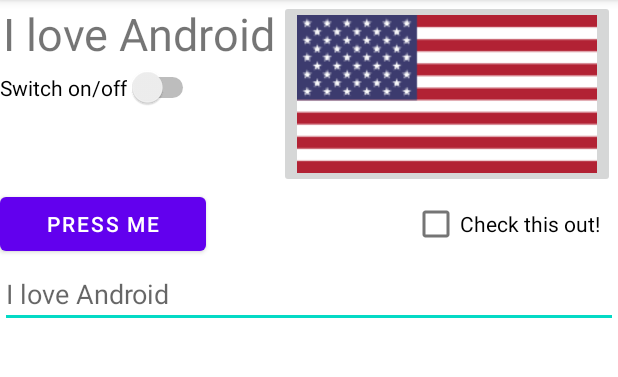
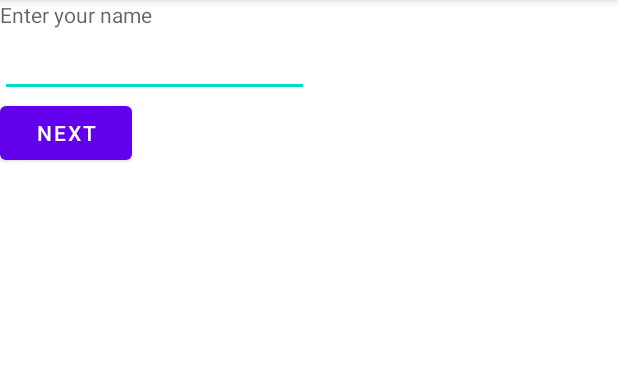
Before and after one commit to MariaSenina/AndroidLabs, an Android app: the screen it shows after launch (MainActivity), on a phone screen of 412 x 824 dp, the part 84-461 px from its top. Run offline under Robolectric (Android 15) with nearby library versions, the phone set to English and light mode, and no system bars.

Commit message:
Set up new project + Set layouts for activities

```diff
--- a/app/src/main/AndroidManifest.xml
+++ b/app/src/main/AndroidManifest.xml
@@ -14,10 +14,10 @@
             android:exported="true">
             <intent-filter>
                 <action android:name="android.intent.action.MAIN" />
-
                 <category android:name="android.intent.category.LAUNCHER" />
             </intent-filter>
         </activity>
+        <activity android:name=".NameActivity" />
     </application>
 
 </manifest>
--- a/app/src/main/java/com/example/androidlabs/MainActivity.java
+++ b/app/src/main/java/com/example/androidlabs/MainActivity.java
@@ -2,45 +2,38 @@ package com.example.androidlabs;
 
 import androidx.appcompat.app.AppCompatActivity;
 
-import android.content.DialogInterface;
 import android.os.Bundle;
-import android.util.Log;
-import android.view.View;
-import android.widget.Button;
-import android.widget.CheckBox;
-import android.widget.CompoundButton;
-import android.widget.EditText;
-import android.widget.RadioGroup;
-import android.widget.TextView;
-import android.widget.Toast;
-
-import com.google.android.material.snackbar.Snackbar;
 
 public class MainActivity extends AppCompatActivity {
 
     @Override
     protected void onCreate(Bundle savedInstanceState) {
         super.onCreate(savedInstanceState);
-        setContentView(R.layout.activity_main_constraint);
+        setContentView(R.layout.activity_main);
+    }
 
-        Button btn = findViewById(R.id.press_me_button);
-        EditText edit = findViewById(R.id.edit_text);
-        TextView text = findViewById(R.id.text1);
+    @Override
+    protected void onStart() {
+        super.onStart();
+    }
 
-        btn.setOnClickListener( click -> {
-            text.setText( edit.getText().toString() );
-            Toast.makeText(MainActivity.this, getResources().getString(R.string.toast_message) , Toast.LENGTH_SHORT).show();
-            } );
+    @Override
+    protected void onPause() {
+        super.onPause();
+    }
 
-        CheckBox checkBox = findViewById(R.id.checkbox1);
+    @Override
+    protected void onResume() {
+        super.onResume();
+    }
 
-        checkBox.setOnCheckedChangeListener( (cb, isChecked) -> {
-            String message = getResources().getString(R.string.snackbar_message)
-                    + (isChecked ? getResources().getString(R.string.on) : getResources().getString(R.string.off));
-            Snackbar
-                    .make(checkBox, message, Snackbar.LENGTH_LONG)
-                    .setAction( getResources().getString(R.string.undo), click -> cb.setChecked(!isChecked) )
-                    .show();
-        });
+    @Override
+    protected void onStop() {
+        super.onStop();
+    }
+
+    @Override
+    protected void onDestroy() {
+        super.onDestroy();
     }
 }
--- a/app/src/main/res/layout/activity_main.xml
+++ b/app/src/main/res/layout/activity_main.xml
@@ -1,27 +1,36 @@
 <?xml version="1.0" encoding="utf-8"?>
-<androidx.constraintlayout.widget.ConstraintLayout xmlns:android="http://schemas.android.com/apk/res/android"
-    xmlns:app="http://schemas.android.com/apk/res-auto"
+<LinearLayout xmlns:android="http://schemas.android.com/apk/res/android"
     xmlns:tools="http://schemas.android.com/tools"
     android:layout_width="match_parent"
     android:layout_height="match_parent"
-    tools:context=".MainActivity">
+    tools:context=".MainActivity"
+    android:orientation="vertical">
 
     <TextView
-        android:id="@+id/textview"
-        android:layout_width="wrap_content"
+        android:id="@+id/enterNameInstruction"
+        android:hint="@string/enter_name"
+        android:layout_width="match_parent"
+        android:layout_height="wrap_content"/>
+
+    <LinearLayout
+        android:layout_width="match_parent"
         android:layout_height="wrap_content"
-        android:text="@string/hello_world"
-        app:layout_constraintBottom_toBottomOf="parent"
-        app:layout_constraintLeft_toLeftOf="parent"
-        app:layout_constraintRight_toRightOf="parent"
-        app:layout_constraintTop_toTopOf="parent" />
+        android:orientation="horizontal">
+        <EditText
+            android:id="@+id/inputText"
+            android:layout_width="0dp"
+            android:layout_height="wrap_content"
+            android:layout_weight="1"/>
+        <Space
+            android:layout_width="0dp"
+            android:layout_height="wrap_content"
+            android:layout_weight="1"/>
+    </LinearLayout>
 
     <Button
-        android:id="@+id/button"
+        android:id="@+id/nextButton"
+        android:layout_height="wrap_content"
         android:layout_width="wrap_content"
-        android:layout_height="wrap_content"
-        android:text="@string/button_text"
-        app:layout_constraintTop_toBottomOf="@id/textview"
-        app:layout_constraintLeft_toLeftOf="@id/textview" />
+        android:text="@string/next" />
 
-</androidx.constraintlayout.widget.ConstraintLayout>
+</LinearLayout>
--- a/app/src/main/res/layout/activity_main_constraint.xml
+++ /dev/null
@@ -1,91 +0,0 @@
-<?xml version="1.0" encoding="utf-8"?>
-<androidx.constraintlayout.widget.ConstraintLayout xmlns:android="http://schemas.android.com/apk/res/android"
-    android:layout_width="match_parent"
-    android:layout_height="wrap_content"
-    xmlns:app="http://schemas.android.com/apk/res-auto">
-
-    <TextView
-        android:id="@+id/text1"
-        android:layout_width="wrap_content"
-        android:layout_height="wrap_content"
-        android:text="@string/love_android"
-        android:textSize="30dp"
-        app:layout_constraintBottom_toTopOf="@+id/switch1"
-        app:layout_constraintEnd_toStartOf="@+id/american_flag"
-        app:layout_constraintStart_toStartOf="parent"
-        app:layout_constraintTop_toTopOf="parent" />
-
-    <ImageButton
-        android:id="@+id/american_flag"
-        android:layout_width="wrap_content"
-        android:layout_height="wrap_content"
-        android:src="@drawable/flag"
-        app:layout_constraintStart_toEndOf="@+id/text1"
-        app:layout_constraintEnd_toEndOf="parent"
-        app:layout_constraintBottom_toTopOf="@+id/checkbox1"
-        app:layout_constraintTop_toTopOf="parent"/>
-
-    <Switch
-        android:id="@+id/switch1"
-        android:layout_width="wrap_content"
-        android:layout_height="wrap_content"
-        android:text="@string/on_off_switch"
-        app:layout_constraintBottom_toTopOf="@+id/empty_space1"
-        app:layout_constraintEnd_toStartOf="@+id/american_flag"
-        app:layout_constraintHorizontal_bias="0.0"
-        app:layout_constraintStart_toStartOf="parent"
-        app:layout_constraintTop_toBottomOf="@+id/text1" />
-
-    <Space
-        android:id="@+id/empty_space1"
-        android:layout_width="0dp"
-        android:layout_height="50dp"
-        android:layout_weight="1"
-        app:layout_constraintBottom_toTopOf="@+id/press_me_button"
-        app:layout_constraintEnd_toStartOf="@+id/american_flag"
-        app:layout_constraintStart_toStartOf="parent"
-        app:layout_constraintTop_toBottomOf="@+id/switch1"/>
-
-    <Button
-        android:id="@+id/press_me_button"
-        android:layout_width="0dp"
-        android:layout_height="wrap_content"
-        android:text="@string/press_me"
-        android:layout_weight="1"
-        app:layout_constraintStart_toStartOf="parent"
-        app:layout_constraintEnd_toStartOf="@+id/empty_space"
-        app:layout_constraintBottom_toTopOf="@+id/edit_text"
-        app:layout_constraintTop_toBottomOf="@+id/american_flag" />
-
-    <Space
-        android:id="@+id/empty_space"
-        android:layout_width="0dp"
-        android:layout_height="match_parent"
-        android:layout_weight="1"
-        app:layout_constraintStart_toEndOf="@+id/press_me_button"
-        app:layout_constraintEnd_toStartOf="@+id/checkbox1"
-        app:layout_constraintBottom_toTopOf="@+id/edit_text"
-        app:layout_constraintTop_toBottomOf="@+id/american_flag" />
-
-    <CheckBox
-        android:id="@+id/checkbox1"
-        android:layout_width="0dp"
-        android:layout_height="wrap_content"
-        android:text="@string/checkbox"
-        android:layout_weight="1"
-        app:layout_constraintStart_toEndOf="@+id/empty_space"
-        app:layout_constraintEnd_toEndOf="parent"
-        app:layout_constraintBottom_toTopOf="@+id/edit_text"
-        app:layout_constraintTop_toBottomOf="@+id/american_flag" />
-
-    <EditText
-        android:id="@+id/edit_text"
-        android:layout_width="match_parent"
-        android:layout_height="wrap_content"
-        android:hint="@string/love_android"
-        app:layout_constraintStart_toStartOf="parent"
-        app:layout_constraintEnd_toEndOf="parent"
-        app:layout_constraintBottom_toBottomOf="parent"
-        app:layout_constraintTop_toBottomOf="@+id/press_me_button" />
-
-    </androidx.constraintlayout.widget.ConstraintLayout>
--- a/app/src/main/res/values/strings.xml
+++ b/app/src/main/res/values/strings.xml
@@ -11,4 +11,9 @@
     <string name="on">On</string>
     <string name="off">Off</string>
     <string name="undo">Undo</string>
+    <string name="enter_name">Enter your name</string>
+    <string name="next">Next</string>
+    <string name="welcome">Welcome!</string>
+    <string name="wrong_name">Don\'t call me that</string>
+    <string name="thank_you">Thank you</string>
 </resources>
```
Also changed, not shown: app/src/main/java/com/example/androidlabs/NameActivity.java (added, +14 -0 lines), app/src/main/res/layout/activity_main_grid.xml (deleted, +0 -50 lines), app/src/main/res/layout/activity_main_linear.xml (deleted, +0 -79 lines), app/src/main/res/layout/activity_name.xml (added, +35 -0 lines), app/src/main/res/drawable-fr/flag.png (deleted), app/src/main/res/drawable/flag.png (deleted), 1 other file.
